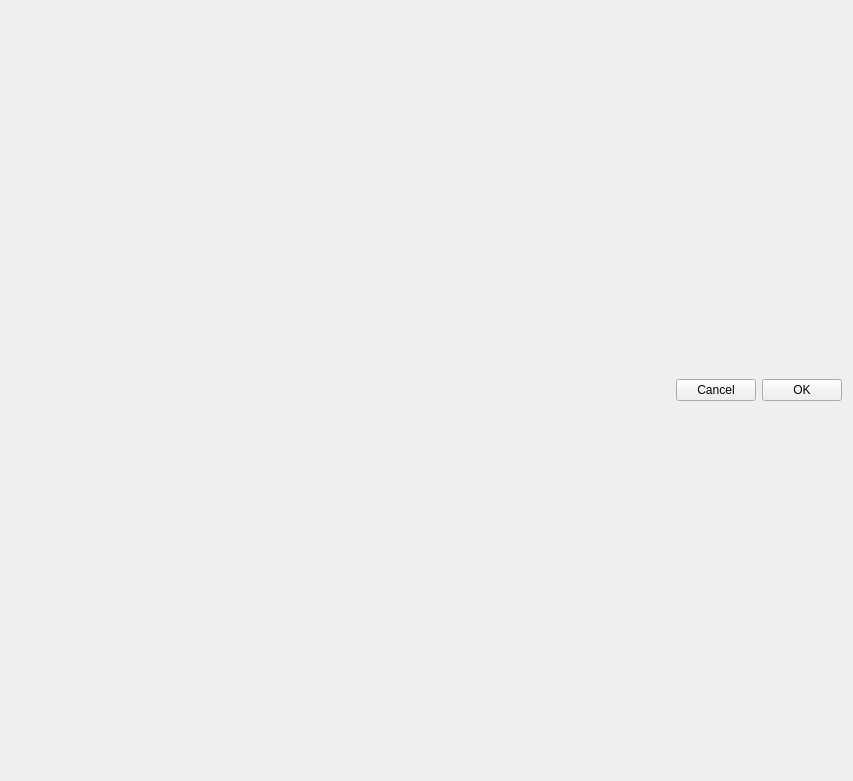
Qt form quest_planning/ui/forms/scenario_builder/large_load_model.ui (sandialabs/quest_planning) before a commit.
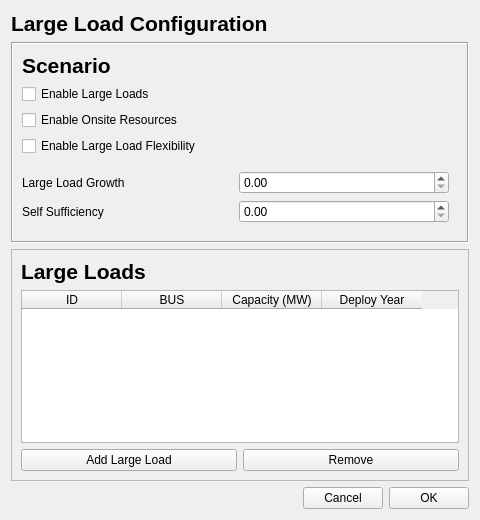
The same form after that commit.

Commit message:
feat: added the logic to scenario builder page
- Added Large Load Modeling Page
- Synced up the Retirement and Candidate technologies schedule
- Pass all the values into Data Explan Object

```diff
--- a/quest_planning/ui/forms/scenario_builder/large_load_model.ui
+++ b/quest_planning/ui/forms/scenario_builder/large_load_model.ui
@@ -6,14 +6,219 @@
    <rect>
     <x>0</x>
     <y>0</y>
-    <width>853</width>
-    <height>781</height>
+    <width>480</width>
+    <height>520</height>
    </rect>
   </property>
   <property name="windowTitle">
    <string>Large Load Model Page</string>
   </property>
   <layout class="QVBoxLayout" name="verticalLayout">
+   <item>
+    <widget class="QLabel" name="label_title">
+     <property name="maximumSize">
+      <size>
+       <width>16777215</width>
+       <height>50</height>
+      </size>
+     </property>
+     <property name="font">
+      <font>
+       <pointsize>16</pointsize>
+       <weight>75</weight>
+       <bold>true</bold>
+      </font>
+     </property>
+     <property name="text">
+      <string>Large Load Configuration</string>
+     </property>
+    </widget>
+   </item>
+   <item>
+    <widget class="QFrame" name="frame_default">
+     <property name="frameShape">
+      <enum>QFrame::Box</enum>
+     </property>
+     <property name="frameShadow">
+      <enum>QFrame::Sunken</enum>
+     </property>
+     <layout class="QVBoxLayout" name="verticalLayout_2">
+      <item>
+       <widget class="QLabel" name="label">
+        <property name="font">
+         <font>
+          <pointsize>16</pointsize>
+          <weight>75</weight>
+          <bold>true</bold>
+         </font>
+        </property>
+        <property name="text">
+         <string>Scenario</string>
+        </property>
+       </widget>
+      </item>
+      <item>
+       <widget class="QCheckBox" name="checkBox">
+        <property name="text">
+         <string>Enable Large Loads</string>
+        </property>
+       </widget>
+      </item>
+      <item>
+       <widget class="QCheckBox" name="checkBox_2">
+        <property name="text">
+         <string>Enable Onsite Resources</string>
+        </property>
+       </widget>
+      </item>
+      <item>
+       <widget class="QCheckBox" name="checkBox_4">
+        <property name="text">
+         <string>Enable Large Load Flexibility</string>
+        </property>
+       </widget>
+      </item>
+      <item>
+       <widget class="QFrame" name="frame_3">
+        <property name="frameShape">
+         <enum>QFrame::NoFrame</enum>
+        </property>
+        <property name="frameShadow">
+         <enum>QFrame::Raised</enum>
+        </property>
+        <layout class="QGridLayout" name="gridLayout">
+         <property name="leftMargin">
+          <number>0</number>
+         </property>
+         <item row="0" column="0">
+          <widget class="QLabel" name="label_2">
+           <property name="font">
+            <font>
+             <weight>50</weight>
+             <bold>false</bold>
+            </font>
+           </property>
+           <property name="text">
+            <string>Large Load Growth</string>
+           </property>
+          </widget>
+         </item>
+         <item row="1" column="0">
+          <widget class="QLabel" name="label_3">
+           <property name="font">
+            <font>
+             <weight>50</weight>
+             <bold>false</bold>
+            </font>
+           </property>
+           <property name="text">
+            <string>Self Sufficiency</string>
+           </property>
+          </widget>
+         </item>
+         <item row="1" column="1">
+          <widget class="QDoubleSpinBox" name="doubleSpinBox_2"/>
+         </item>
+         <item row="0" column="1">
+          <widget class="QDoubleSpinBox" name="doubleSpinBox"/>
+         </item>
+        </layout>
+       </widget>
+      </item>
+     </layout>
+    </widget>
+   </item>
+   <item>
+    <widget class="QFrame" name="frame">
+     <property name="frameShape">
+      <enum>QFrame::StyledPanel</enum>
+     </property>
+     <property name="frameShadow">
+      <enum>QFrame::Raised</enum>
+     </property>
+     <layout class="QVBoxLayout" name="verticalLayout_3">
+      <item>
+       <widget class="QLabel" name="label_large_title">
+        <property name="font">
+         <font>
+          <pointsize>16</pointsize>
+          <weight>75</weight>
+          <bold>true</bold>
+         </font>
+        </property>
+        <property name="text">
+         <string>Large Loads</string>
+        </property>
+       </widget>
+      </item>
+      <item>
+       <widget class="QTableWidget" name="table_large_loads">
+        <property name="columnCount">
+         <number>4</number>
+        </property>
+        <column>
+         <property name="text">
+          <string>ID</string>
+         </property>
+        </column>
+        <column>
+         <property name="text">
+          <string>BUS</string>
+         </property>
+        </column>
+        <column>
+         <property name="text">
+          <string>Capacity (MW)</string>
+         </property>
+        </column>
+        <column>
+         <property name="text">
+          <string>Deploy Year</string>
+         </property>
+        </column>
+       </widget>
+      </item>
+      <item>
+       <widget class="QFrame" name="frame_table_ctrl">
+        <property name="frameShape">
+         <enum>QFrame::NoFrame</enum>
+        </property>
+        <property name="frameShadow">
+         <enum>QFrame::Raised</enum>
+        </property>
+        <layout class="QHBoxLayout" name="horizontalLayout_2">
+         <property name="leftMargin">
+          <number>0</number>
+         </property>
+         <property name="topMargin">
+          <number>0</number>
+         </property>
+         <property name="rightMargin">
+          <number>0</number>
+         </property>
+         <property name="bottomMargin">
+          <number>0</number>
+         </property>
+         <item>
+          <widget class="QPushButton" name="btn_add">
+           <property name="text">
+            <string>Add Large Load</string>
+           </property>
+          </widget>
+         </item>
+         <item>
+          <widget class="QPushButton" name="btn_remove">
+           <property name="text">
+            <string>Remove</string>
+           </property>
+          </widget>
+         </item>
+        </layout>
+       </widget>
+      </item>
+     </layout>
+    </widget>
+   </item>
    <item>
     <widget class="QFrame" name="frame_buttons">
      <property name="frameShape">
@@ -42,7 +247,7 @@
         </property>
         <property name="sizeHint" stdset="0">
          <size>
-          <width>40</width>
+          <width>279</width>
           <height>20</height>
          </size>
         </property>
```
The commit also changes 13 other files.
